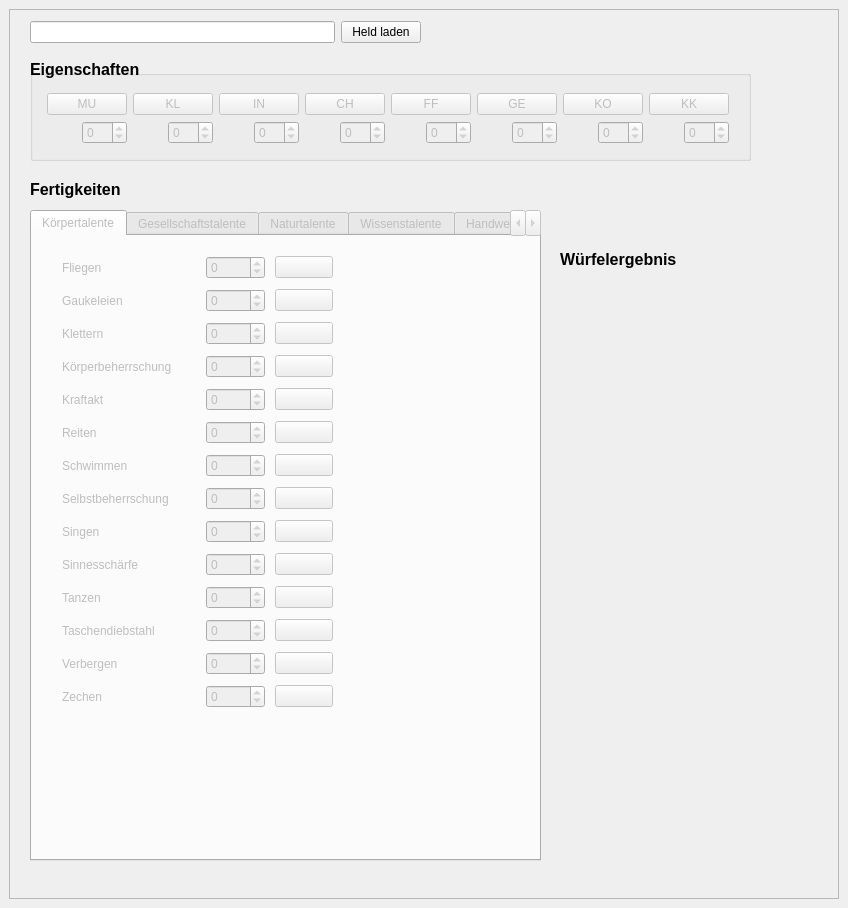
The window that src/MainWindow.ui (MirUlr/dsa_calculator) describes before a commit, drawn with Qt 5.
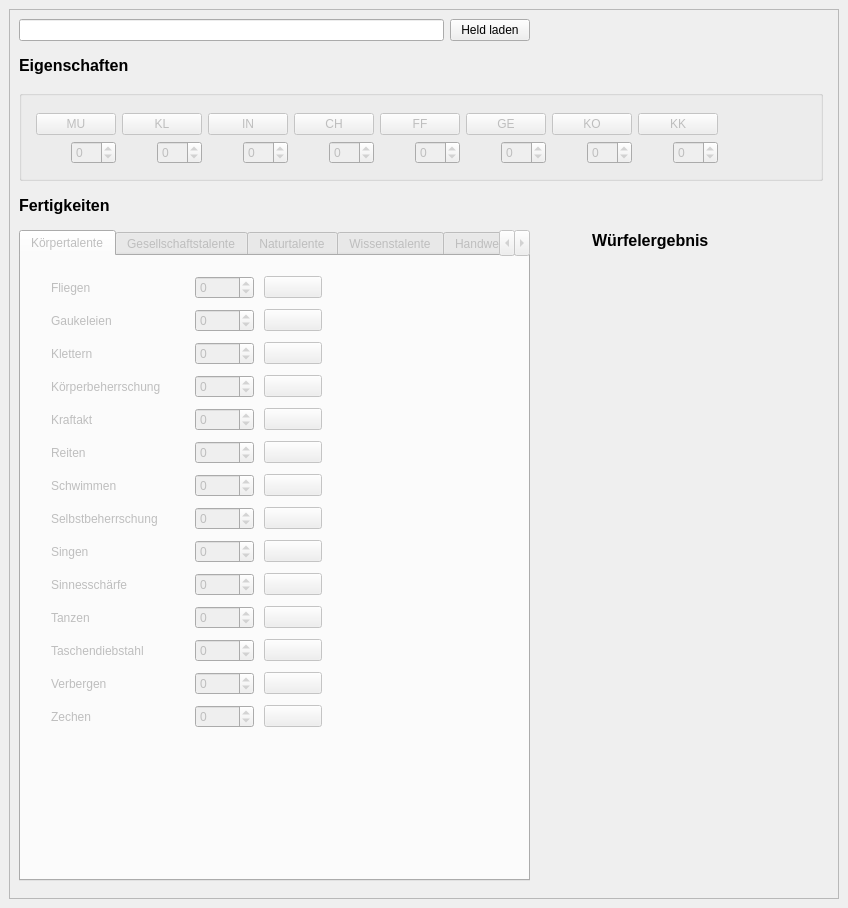
The same window after the commit. Icons and pictures are not drawn.

What changed in the file:
```diff
--- a/src/MainWindow.ui
+++ b/src/MainWindow.ui
@@ -36,255 +36,12 @@
          <height>880</height>
         </rect>
        </property>
-       <widget class="QLabel" name="label_result_title">
-        <property name="geometry">
-         <rect>
-          <x>550</x>
-          <y>240</y>
-          <width>161</width>
-          <height>19</height>
-         </rect>
-        </property>
-        <property name="font">
-         <font>
-          <pointsize>12</pointsize>
-          <weight>75</weight>
-          <bold>true</bold>
-         </font>
-        </property>
-        <property name="text">
-         <string>Würfelergebnis</string>
-        </property>
-       </widget>
-       <widget class="QGroupBox" name="box_attribute">
-        <property name="enabled">
-         <bool>false</bool>
-        </property>
-        <property name="geometry">
-         <rect>
-          <x>20</x>
-          <y>60</y>
-          <width>721</width>
-          <height>91</height>
-         </rect>
-        </property>
-        <property name="minimumSize">
-         <size>
-          <width>721</width>
-          <height>91</height>
-         </size>
-        </property>
-        <property name="layoutDirection">
-         <enum>Qt::LeftToRight</enum>
-        </property>
-        <property name="title">
-         <string/>
-        </property>
-        <property name="alignment">
-         <set>Qt::AlignCenter</set>
-        </property>
-        <property name="flat">
-         <bool>false</bool>
-        </property>
-        <widget class="QWidget" name="layoutWidget">
-         <property name="geometry">
-          <rect>
-           <x>0</x>
-           <y>10</y>
-           <width>699</width>
-           <height>78</height>
-          </rect>
-         </property>
-         <layout class="QVBoxLayout" name="layout_attribute">
-          <item>
-           <layout class="QGridLayout" name="grid_attribute">
-            <item row="0" column="7" colspan="2">
-             <widget class="QPushButton" name="btn_charisma">
-              <property name="toolTip">
-               <string>&lt;html&gt;&lt;head/&gt;&lt;body&gt;&lt;p&gt;Charisma&lt;/p&gt;&lt;/body&gt;&lt;/html&gt;</string>
-              </property>
-              <property name="text">
-               <string>CH</string>
-              </property>
-             </widget>
-            </item>
-            <item row="1" column="6">
-             <widget class="QSpinBox" name="mod_intuition">
-              <property name="minimum">
-               <number>-50</number>
-              </property>
-              <property name="maximum">
-               <number>50</number>
-              </property>
-             </widget>
-            </item>
-            <item row="0" column="13" colspan="2">
-             <widget class="QPushButton" name="btn_konstitution">
-              <property name="toolTip">
-               <string>&lt;html&gt;&lt;head/&gt;&lt;body&gt;&lt;p&gt;Konstitution&lt;/p&gt;&lt;/body&gt;&lt;/html&gt;</string>
-              </property>
-              <property name="text">
-               <string>KO</string>
-              </property>
-             </widget>
-            </item>
-            <item row="1" column="8">
-             <widget class="QSpinBox" name="mod_charisma">
-              <property name="minimum">
-               <number>-50</number>
-              </property>
-              <property name="maximum">
-               <number>50</number>
-              </property>
-             </widget>
-            </item>
-            <item row="0" column="3" colspan="2">
-             <widget class="QPushButton" name="btn_klugheit">
-              <property name="toolTip">
-               <string>&lt;html&gt;&lt;head/&gt;&lt;body&gt;&lt;p&gt;Klugheit&lt;/p&gt;&lt;/body&gt;&lt;/html&gt;</string>
-              </property>
-              <property name="text">
-               <string>KL</string>
-              </property>
-             </widget>
-            </item>
-            <item row="1" column="2">
-             <widget class="QSpinBox" name="mod_mut">
-              <property name="buttonSymbols">
-               <enum>QAbstractSpinBox::UpDownArrows</enum>
-              </property>
-              <property name="minimum">
-               <number>-50</number>
-              </property>
-              <property name="maximum">
-               <number>50</number>
-              </property>
-             </widget>
-            </item>
-            <item row="1" column="14">
-             <widget class="QSpinBox" name="mod_konstitution">
-              <property name="minimum">
-               <number>-50</number>
-              </property>
-              <property name="maximum">
-               <number>50</number>
-              </property>
-             </widget>
-            </item>
-            <item row="0" column="5" colspan="2">
-             <widget class="QPushButton" name="btn_intuition">
-              <property name="toolTip">
-               <string>&lt;html&gt;&lt;head/&gt;&lt;body&gt;&lt;p&gt;Intuition&lt;/p&gt;&lt;/body&gt;&lt;/html&gt;</string>
-              </property>
-              <property name="text">
-               <string>IN</string>
-              </property>
-             </widget>
-            </item>
-            <item row="0" column="9" colspan="2">
-             <widget class="QPushButton" name="btn_fingerfertigkeit">
-              <property name="toolTip">
-               <string>&lt;html&gt;&lt;head/&gt;&lt;body&gt;&lt;p&gt;Fingerfertigkeit&lt;/p&gt;&lt;/body&gt;&lt;/html&gt;</string>
-              </property>
-              <property name="text">
-               <string>FF</string>
-              </property>
-             </widget>
-            </item>
-            <item row="0" column="11" colspan="2">
-             <widget class="QPushButton" name="btn_gewandtheit">
-              <property name="toolTip">
-               <string>&lt;html&gt;&lt;head/&gt;&lt;body&gt;&lt;p&gt;Gewandtheit&lt;/p&gt;&lt;/body&gt;&lt;/html&gt;</string>
-              </property>
-              <property name="text">
-               <string>GE</string>
-              </property>
-             </widget>
-            </item>
-            <item row="0" column="15" colspan="2">
-             <widget class="QPushButton" name="btn_koerperkraft">
-              <property name="toolTip">
-               <string>&lt;html&gt;&lt;head/&gt;&lt;body&gt;&lt;p&gt;Körperkraft&lt;/p&gt;&lt;/body&gt;&lt;/html&gt;</string>
-              </property>
-              <property name="text">
-               <string>KK</string>
-              </property>
-             </widget>
-            </item>
-            <item row="0" column="1" colspan="2">
-             <widget class="QPushButton" name="btn_mut">
-              <property name="toolTip">
-               <string>&lt;html&gt;&lt;head/&gt;&lt;body&gt;&lt;p&gt;Mut&lt;/p&gt;&lt;/body&gt;&lt;/html&gt;</string>
-              </property>
-              <property name="text">
-               <string>MU</string>
-              </property>
-             </widget>
-            </item>
-            <item row="1" column="4">
-             <widget class="QSpinBox" name="mod_klugheit">
-              <property name="minimum">
-               <number>-50</number>
-              </property>
-              <property name="maximum">
-               <number>50</number>
-              </property>
-             </widget>
-            </item>
-            <item row="1" column="16">
-             <widget class="QSpinBox" name="mod_koerperkraft">
-              <property name="minimum">
-               <number>-50</number>
-              </property>
-              <property name="maximum">
-               <number>50</number>
-              </property>
-             </widget>
-            </item>
-            <item row="1" column="12">
-             <widget class="QSpinBox" name="mod_gewandtheit">
-              <property name="minimum">
-               <number>-50</number>
-              </property>
-              <property name="maximum">
-               <number>50</number>
-              </property>
-             </widget>
-            </item>
-            <item row="1" column="10">
-             <widget class="QSpinBox" name="mod_fingerfertigkeit">
-              <property name="minimum">
-               <number>-50</number>
-              </property>
-              <property name="maximum">
-               <number>50</number>
-              </property>
-             </widget>
-            </item>
-            <item row="0" column="0">
-             <widget class="QLabel" name="label">
-              <property name="text">
-               <string/>
-              </property>
-             </widget>
-            </item>
-           </layout>
-          </item>
-         </layout>
-        </widget>
-       </widget>
+       <layout class="QGridLayout" name="gridLayout_6">
+        <item row="4" column="0" rowspan="2">
        <widget class="QTabWidget" name="tab_fertigkeiten">
         <property name="enabled">
          <bool>false</bool>
         </property>
-        <property name="geometry">
-         <rect>
-          <x>20</x>
-          <y>200</y>
-          <width>511</width>
-          <height>651</height>
-         </rect>
-        </property>
         <property name="minimumSize">
          <size>
           <width>511</width>
@@ -2107,15 +1864,9 @@
          </widget>
         </widget>
        </widget>
+        </item>
+        <item row="1" column="0" colspan="3">
        <widget class="QLabel" name="label_attribute_title">
-        <property name="geometry">
-         <rect>
-          <x>20</x>
-          <y>50</y>
-          <width>697</width>
-          <height>19</height>
-         </rect>
-        </property>
         <property name="font">
          <font>
           <pointsize>12</pointsize>
@@ -2127,35 +1878,21 @@
          <string>Eigenschaften</string>
         </property>
        </widget>
-       <widget class="QLabel" name="label_fertigkeiten_title">
-        <property name="geometry">
-         <rect>
-          <x>20</x>
-          <y>170</y>
-          <width>100</width>
-          <height>19</height>
-         </rect>
-        </property>
-        <property name="font">
-         <font>
-          <pointsize>12</pointsize>
-          <weight>75</weight>
-          <bold>true</bold>
-         </font>
-        </property>
-        <property name="text">
-         <string>Fertigkeiten</string>
-        </property>
-       </widget>
-       <widget class="QWidget" name="layoutWidget">
-        <property name="geometry">
-         <rect>
-          <x>20</x>
-          <y>10</y>
-          <width>391</width>
-          <height>25</height>
-         </rect>
-        </property>
+        </item>
+        <item row="5" column="1">
+         <spacer name="horizontalSpacer">
+          <property name="orientation">
+           <enum>Qt::Horizontal</enum>
+          </property>
+          <property name="sizeHint" stdset="0">
+           <size>
+            <width>40</width>
+            <height>20</height>
+           </size>
+          </property>
+         </spacer>
+        </item>
+        <item row="0" column="0">
         <layout class="QHBoxLayout" name="layout_heldLaden">
          <item>
           <widget class="QLineEdit" name="txt_heldLaden"/>
@@ -2168,16 +1905,23 @@
           </widget>
          </item>
         </layout>
-       </widget>
+        </item>
+        <item row="3" column="0">
+         <widget class="QLabel" name="label_fertigkeiten_title">
+          <property name="font">
+           <font>
+            <pointsize>12</pointsize>
+            <weight>75</weight>
+            <bold>true</bold>
+           </font>
+          </property>
+          <property name="text">
+           <string>Fertigkeiten</string>
+          </property>
+         </widget>
+        </item>
+        <item row="5" column="2">
        <widget class="QLabel" name="label_result">
-        <property name="geometry">
-         <rect>
-          <x>550</x>
-          <y>270</y>
-          <width>231</width>
-          <height>261</height>
-         </rect>
-        </property>
         <property name="minimumSize">
          <size>
           <width>231</width>
@@ -2194,6 +1938,239 @@
          <bool>true</bool>
         </property>
        </widget>
+        </item>
+        <item row="2" column="0" colspan="3">
+         <widget class="QGroupBox" name="box_attribute">
+          <property name="enabled">
+           <bool>false</bool>
+          </property>
+          <property name="minimumSize">
+           <size>
+            <width>721</width>
+            <height>91</height>
+           </size>
+          </property>
+          <property name="layoutDirection">
+           <enum>Qt::LeftToRight</enum>
+          </property>
+          <property name="title">
+           <string/>
+          </property>
+          <property name="alignment">
+           <set>Qt::AlignCenter</set>
+          </property>
+          <property name="flat">
+           <bool>false</bool>
+          </property>
+          <widget class="QWidget" name="layoutWidget">
+           <property name="geometry">
+            <rect>
+             <x>0</x>
+             <y>10</y>
+             <width>699</width>
+             <height>78</height>
+            </rect>
+           </property>
+           <layout class="QVBoxLayout" name="layout_attribute">
+            <item>
+             <layout class="QGridLayout" name="grid_attribute">
+              <item row="0" column="7" colspan="2">
+               <widget class="QPushButton" name="btn_charisma">
+                <property name="toolTip">
+                 <string>&lt;html&gt;&lt;head/&gt;&lt;body&gt;&lt;p&gt;Charisma&lt;/p&gt;&lt;/body&gt;&lt;/html&gt;</string>
+                </property>
+                <property name="text">
+                 <string>CH</string>
+                </property>
+               </widget>
+              </item>
+              <item row="1" column="6">
+               <widget class="QSpinBox" name="mod_intuition">
+                <property name="minimum">
+                 <number>-50</number>
+                </property>
+                <property name="maximum">
+                 <number>50</number>
+                </property>
+               </widget>
+              </item>
+              <item row="0" column="13" colspan="2">
+               <widget class="QPushButton" name="btn_konstitution">
+                <property name="toolTip">
+                 <string>&lt;html&gt;&lt;head/&gt;&lt;body&gt;&lt;p&gt;Konstitution&lt;/p&gt;&lt;/body&gt;&lt;/html&gt;</string>
+                </property>
+                <property name="text">
+                 <string>KO</string>
+                </property>
+               </widget>
+              </item>
+              <item row="1" column="8">
+               <widget class="QSpinBox" name="mod_charisma">
+                <property name="minimum">
+                 <number>-50</number>
+                </property>
+                <property name="maximum">
+                 <number>50</number>
+                </property>
+               </widget>
+              </item>
+              <item row="0" column="3" colspan="2">
+               <widget class="QPushButton" name="btn_klugheit">
+                <property name="toolTip">
+                 <string>&lt;html&gt;&lt;head/&gt;&lt;body&gt;&lt;p&gt;Klugheit&lt;/p&gt;&lt;/body&gt;&lt;/html&gt;</string>
+                </property>
+                <property name="text">
+                 <string>KL</string>
+                </property>
+               </widget>
+              </item>
+              <item row="1" column="2">
+               <widget class="QSpinBox" name="mod_mut">
+                <property name="buttonSymbols">
+                 <enum>QAbstractSpinBox::UpDownArrows</enum>
+                </property>
+                <property name="minimum">
+                 <number>-50</number>
+                </property>
+                <property name="maximum">
+                 <number>50</number>
+                </property>
+               </widget>
+              </item>
+              <item row="1" column="14">
+               <widget class="QSpinBox" name="mod_konstitution">
+                <property name="minimum">
+                 <number>-50</number>
+                </property>
+                <property name="maximum">
+                 <number>50</number>
+                </property>
+               </widget>
+              </item>
+              <item row="0" column="5" colspan="2">
+               <widget class="QPushButton" name="btn_intuition">
+                <property name="toolTip">
+                 <string>&lt;html&gt;&lt;head/&gt;&lt;body&gt;&lt;p&gt;Intuition&lt;/p&gt;&lt;/body&gt;&lt;/html&gt;</string>
+                </property>
+                <property name="text">
+                 <string>IN</string>
+                </property>
+               </widget>
+              </item>
+              <item row="0" column="9" colspan="2">
+               <widget class="QPushButton" name="btn_fingerfertigkeit">
+                <property name="toolTip">
+                 <string>&lt;html&gt;&lt;head/&gt;&lt;body&gt;&lt;p&gt;Fingerfertigkeit&lt;/p&gt;&lt;/body&gt;&lt;/html&gt;</string>
+                </property>
+                <property name="text">
+                 <string>FF</string>
+                </property>
+               </widget>
+              </item>
+              <item row="0" column="11" colspan="2">
+               <widget class="QPushButton" name="btn_gewandtheit">
+                <property name="toolTip">
+                 <string>&lt;html&gt;&lt;head/&gt;&lt;body&gt;&lt;p&gt;Gewandtheit&lt;/p&gt;&lt;/body&gt;&lt;/html&gt;</string>
+                </property>
+                <property name="text">
+                 <string>GE</string>
+                </property>
+               </widget>
+              </item>
+              <item row="0" column="15" colspan="2">
+               <widget class="QPushButton" name="btn_koerperkraft">
+                <property name="toolTip">
+                 <string>&lt;html&gt;&lt;head/&gt;&lt;body&gt;&lt;p&gt;Körperkraft&lt;/p&gt;&lt;/body&gt;&lt;/html&gt;</string>
+                </property>
+                <property name="text">
+                 <string>KK</string>
+                </property>
+               </widget>
+              </item>
+              <item row="0" column="1" colspan="2">
+               <widget class="QPushButton" name="btn_mut">
+                <property name="toolTip">
+                 <string>&lt;html&gt;&lt;head/&gt;&lt;body&gt;&lt;p&gt;Mut&lt;/p&gt;&lt;/body&gt;&lt;/html&gt;</string>
+                </property>
+                <property name="text">
+                 <string>MU</string>
+                </property>
+               </widget>
+              </item>
+              <item row="1" column="4">
+               <widget class="QSpinBox" name="mod_klugheit">
+                <property name="minimum">
+                 <number>-50</number>
+                </property>
+                <property name="maximum">
+                 <number>50</number>
+                </property>
+               </widget>
+              </item>
+              <item row="1" column="16">
+               <widget class="QSpinBox" name="mod_koerperkraft">
+                <property name="minimum">
+                 <number>-50</number>
+                </property>
+                <property name="maximum">
+                 <number>50</number>
+                </property>
+               </widget>
+              </item>
+              <item row="1" column="12">
+               <widget class="QSpinBox" name="mod_gewandtheit">
+                <property name="minimum">
+                 <number>-50</number>
+                </property>
+                <property name="maximum">
+                 <number>50</number>
+                </property>
+               </widget>
+              </item>
+              <item row="1" column="10">
+               <widget class="QSpinBox" name="mod_fingerfertigkeit">
+                <property name="minimum">
+                 <number>-50</number>
+                </property>
+                <property name="maximum">
+                 <number>50</number>
+                </property>
+               </widget>
+              </item>
+              <item row="0" column="0">
+               <widget class="QLabel" name="label">
+                <property name="text">
+                 <string/>
+                </property>
+               </widget>
+              </item>
+             </layout>
+            </item>
+           </layout>
+          </widget>
+         </widget>
+        </item>
+        <item row="4" column="2">
+         <widget class="QLabel" name="label_result_title">
+          <property name="maximumSize">
+           <size>
+            <width>16777215</width>
+            <height>20</height>
+           </size>
+          </property>
+          <property name="font">
+           <font>
+            <pointsize>12</pointsize>
+            <weight>75</weight>
+            <bold>true</bold>
+           </font>
+          </property>
+          <property name="text">
+           <string>Würfelergebnis</string>
+          </property>
+         </widget>
+        </item>
+       </layout>
       </widget>
      </widget>
     </item>
```
Lines whose indentation alone changed are shown as unchanged.
